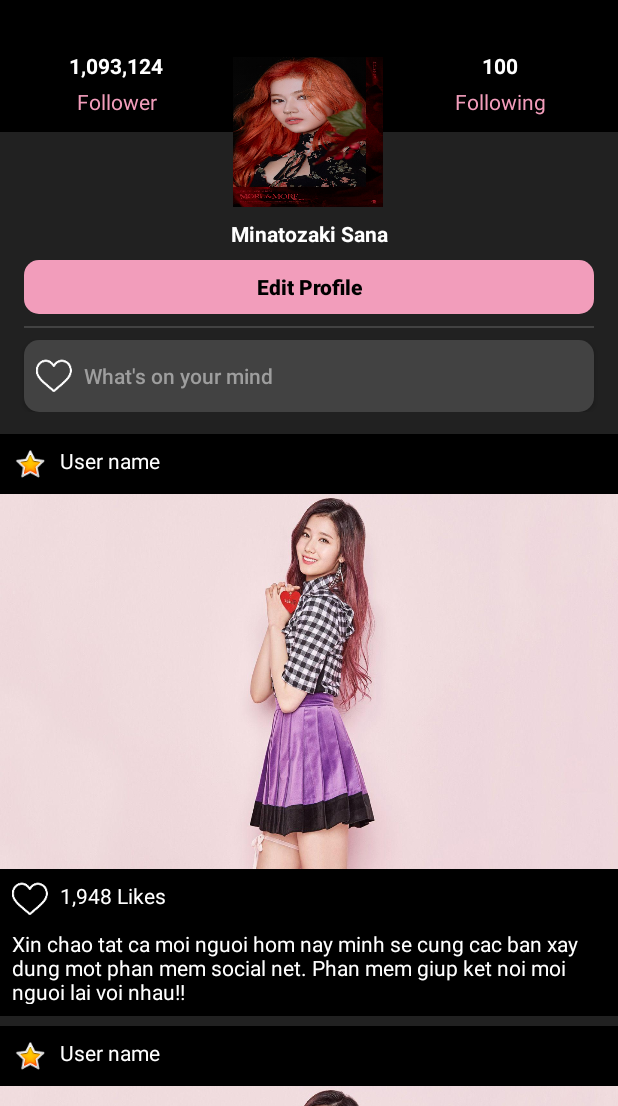
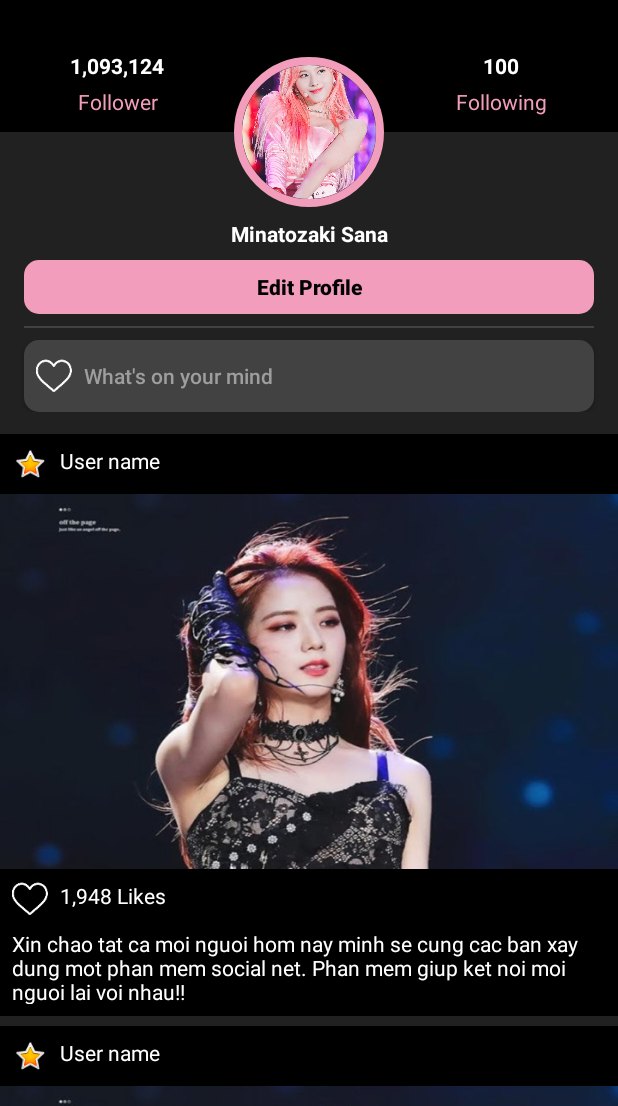
Before and after one commit to hahpuc/SocialNetAndroid, an Android app: the screen it shows after launch once a user with an empty profile is signed in (ManHinhBase), tab 4 chosen, on a phone screen of 412 x 824 dp, the part 130-1236 px from its top. Run offline under Robolectric (Android 15) with nearby library versions, the phone set to English and light mode, and no system bars; our stand-ins replace CircleImageView, Firebase (no records; nobody signed in at launch, a user with empty details on screens opened directly); libraries missing offline, so code that uses them is left out: com.xwray.groupie.

Commit message:
Update màn hình User: Làm tròn avatar

```diff
--- a/app/src/main/res/layout/user_header_profile.xml
+++ b/app/src/main/res/layout/user_header_profile.xml
@@ -27,15 +27,15 @@
         app:layout_constraintTop_toTopOf="@+id/imageView6"
         app:srcCompat="@drawable/logoname" />
 
-    <ImageView
+    <de.hdodenhof.circleimageview.CircleImageView
         android:id="@+id/user_profile_image"
         android:layout_width="100dp"
         android:layout_height="100dp"
         android:layout_marginTop="38dp"
-        android:background="@drawable/sana_avatar"
-        android:scaleType="fitXY"
+        android:src="@drawable/sana"
+        app:civ_border_color="#F29DBB"
+        app:civ_border_width="5dp"
         app:layout_constraintEnd_toEndOf="parent"
-        app:layout_constraintHorizontal_bias="0.498"
         app:layout_constraintStart_toStartOf="parent"
         app:layout_constraintTop_toBottomOf="@+id/imageView7" />
 
@@ -60,8 +60,7 @@
         android:textColor="@android:color/white"
         android:textStyle="bold"
         app:layout_constraintBottom_toTopOf="@+id/textView4"
-        app:layout_constraintEnd_toStartOf="@+id/user_profile_image"
-        app:layout_constraintHorizontal_bias="0.0"
+        app:layout_constraintEnd_toEndOf="@+id/textView4"
         app:layout_constraintStart_toStartOf="parent" />
 
     <TextView
@@ -86,8 +85,7 @@
         android:textStyle="bold"
         app:layout_constraintBottom_toTopOf="@+id/textView5"
         app:layout_constraintEnd_toEndOf="parent"
-        app:layout_constraintHorizontal_bias="0.0"
-        app:layout_constraintStart_toEndOf="@+id/user_profile_image" />
+        app:layout_constraintStart_toStartOf="@+id/textView5" />
 
     <Button
         android:id="@+id/button"
--- a/app/src/main/res/layout/user_status_item_row.xml
+++ b/app/src/main/res/layout/user_status_item_row.xml
@@ -37,7 +37,7 @@
         android:layout_width="wrap_content"
         android:layout_height="250dp"
         android:layout_marginTop="8dp"
-        android:background="@drawable/sana"
+        android:background="@drawable/jisoo"
         android:scaleType="centerCrop"
         app:layout_constraintEnd_toEndOf="parent"
         app:layout_constraintStart_toStartOf="parent"
```
Also changed, not shown: app/src/main/res/drawable-xhdpi/jisoo.jpg (added), app/src/main/res/drawable-xhdpi/sana.jpg, app/src/main/res/drawable-xhdpi/sana_avatar.jpg (deleted).
